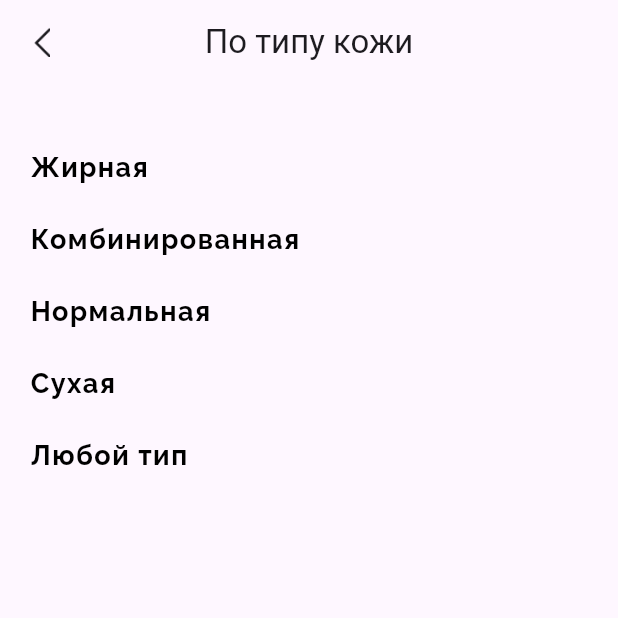
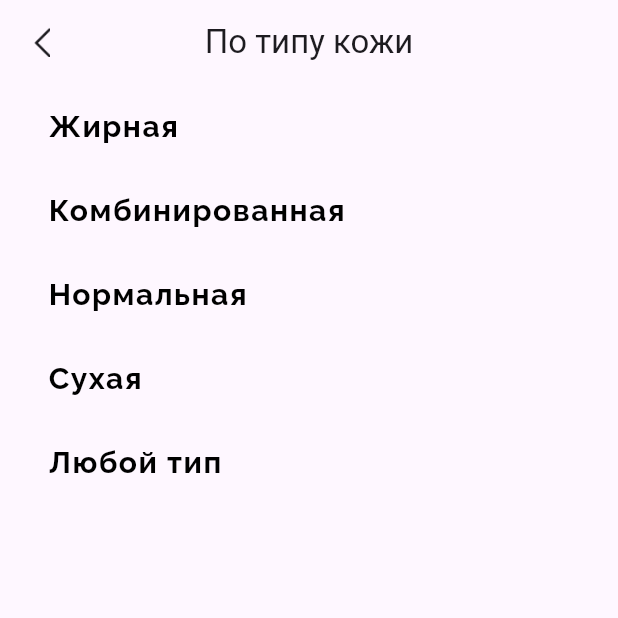
Before and after one commit to DenUP/cosmetics_app, a Flutter app: the TypeKosha screen opened by its route, on a phone screen of 412 x 824 dp, the top half of it. Run offline on Flutter 3.47's test engine with Material 3 defaults, Android fonts, the phone set to English and light mode, and no system bars.

Commit message:
modif: Тип кожи поменял билд

```diff
--- a/lib/data/list_menu_main.dart
+++ b/lib/data/list_menu_main.dart
@@ -2,7 +2,7 @@ import '../entity/list_menu.dart';
 
 // Список - Каталог (Меню)
 
-List<ListMenu> listMenuMain = [
+List<ListMenu> _listMenuMain = [
   ListMenu(title: 'Назначение', isStocks: false),
   ListMenu(title: 'Тип средства', isStocks: false),
   ListMenu(title: 'Тип кожи', isStocks: false),
@@ -14,7 +14,7 @@ List<ListMenu> listMenuMain = [
 
 // Список - По типу кожи
 
-// List<ListMenu> getListMenuMain() => _listMenuMain;
+List<ListMenu> getListMenuMain() => _listMenuMain;
 
 List<ListMenu> _listTypeKozhi = [
   ListMenu(title: 'Жирная', isStocks: false),
--- a/lib/screen/type_kosha.dart
+++ b/lib/screen/type_kosha.dart
@@ -26,17 +26,30 @@ class TypeKosha extends StatelessWidget {
         centerTitle: true,
         title: const Text('По типу кожи'),
       ),
-      body: Column(
-        children: [
-          const SizedBox(
-            height: 24,
-          ),
-          Padding(
-            padding: const EdgeInsets.all(8.0),
-            child: ListMenuWidget(listMenu: listTypeKozhi, fontSize: 18),
-          )
-        ],
+      body: Padding(
+      padding: const EdgeInsets.symmetric(horizontal: 16),
+      child: ListView.builder(
+        shrinkWrap: true,
+        itemCount: listTypeKozhi.length,
+        itemBuilder: (context, index) {
+          return ListTile(
+            titleTextStyle: const TextStyle(
+              letterSpacing: 1,
+              fontSize: 20,
+              fontWeight: FontWeight.w600,
+              color: Colors.black,
+              fontFamily: 'Raleway',
+            ),
+            onTap: () {
+              if (listTypeKozhi[index].title == 'Жирная') {
+                Navigator.pushNamed(context, '/katalog/type');
+              }
+            },
+            title:  Text(listTypeKozhi[index].title),
+          );
+        },
       ),
+    )
     );
   }
 }
```
Also changed, not shown: lib/screen/katalog.dart (+4 -4 lines).
